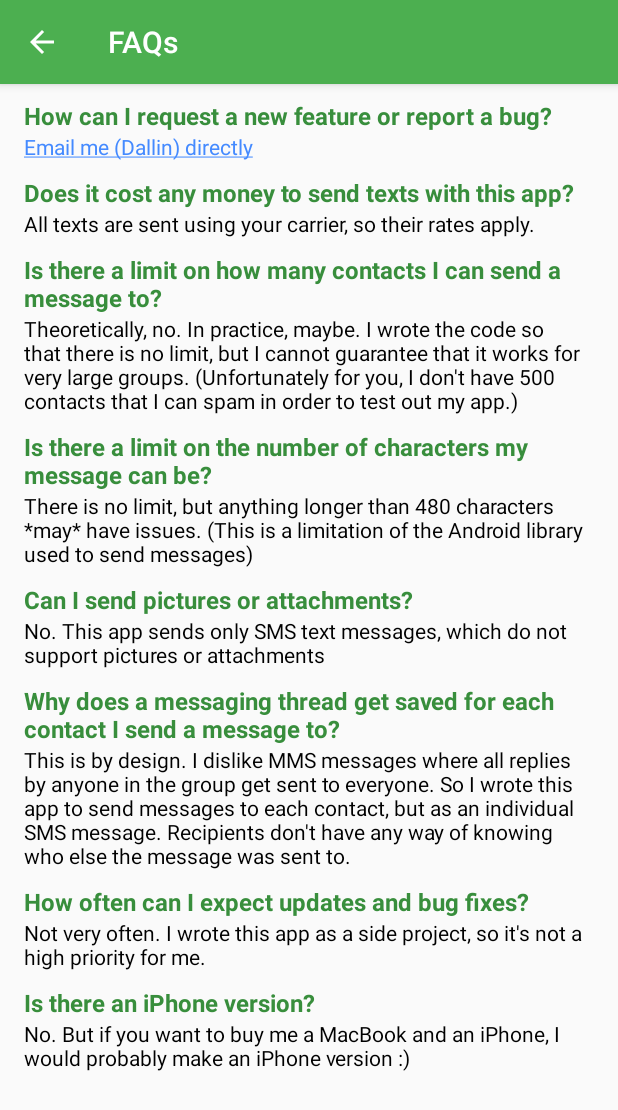
After one commit to dallinski/MassText, an Android app: the FAQs screen opened directly, with no data from a screen before it, on a phone screen of 412 x 824 dp. The commit adds this screen. Shown: the top 1110 px of the screen. Run offline under Robolectric (Android 15) with nearby library versions, the phone set to English and light mode, and no system bars.

Commit message:
FAQs page

```diff
--- a/app/src/main/AndroidManifest.xml
+++ b/app/src/main/AndroidManifest.xml
@@ -36,7 +36,6 @@
                 <category android:name="android.intent.category.LAUNCHER" />
             </intent-filter>
         </activity>
-
         <activity
             android:name=".SettingsActivity"
             android:label="@string/title_activity_settings"
@@ -46,7 +45,6 @@
                 android:name="android.support.PARENT_ACTIVITY"
                 android:value="com.dallinc.masstexter.MainActivity" />
         </activity>
-
         <activity
             android:name=".templates.EditTemplate"
             android:label="@string/title_activity_edit_template"
@@ -56,7 +54,6 @@
                 android:name="android.support.PARENT_ACTIVITY"
                 android:value="com.dallinc.masstexter.MainActivity" />
         </activity>
-
         <activity
             android:name=".messaging.Compose"
             android:label="@string/title_activity_compose"
@@ -66,7 +63,6 @@
                 android:name="android.support.PARENT_ACTIVITY"
                 android:value="com.dallinc.masstexter.MainActivity" />
         </activity>
-
         <activity
             android:name="contactpicker.ContactManager"
             android:configChanges="orientation|screenSize"
@@ -89,16 +85,24 @@
                 android:name="android.support.PARENT_ACTIVITY"
                 android:value="com.dallinc.masstexter.MainActivity" />
         </activity>
-
         <activity
             android:name=".Donate"
             android:label="@string/title_activity_donate"
-            android:parentActivityName=".MainActivity" >
+            android:parentActivityName=".MainActivity"
+            android:screenOrientation="portrait" >
             <meta-data
                 android:name="android.support.PARENT_ACTIVITY"
                 android:value="com.dallinc.masstexter.MainActivity" />
         </activity>
-
+        <activity
+            android:name=".FAQs"
+            android:label="@string/title_activity_faqs"
+            android:parentActivityName=".MainActivity"
+            android:screenOrientation="portrait" >
+            <meta-data
+                android:name="android.support.PARENT_ACTIVITY"
+                android:value="com.dallinc.masstexter.MainActivity" />
+        </activity>
     </application>
 
 </manifest>
--- /dev/null
+++ b/app/src/main/java/com/dallinc/masstexter/FAQs.java
@@ -0,0 +1,24 @@
+package com.dallinc.masstexter;
+
+import android.support.v7.app.ActionBarActivity;
+import android.os.Bundle;
+import android.text.Html;
+import android.text.method.LinkMovementMethod;
+import android.view.Menu;
+import android.view.MenuItem;
+import android.widget.TextView;
+
+
+public class FAQs extends ActionBarActivity {
+
+    @Override
+    protected void onCreate(Bundle savedInstanceState) {
+        super.onCreate(savedInstanceState);
+        setContentView(R.layout.activity_faqs);
+
+        TextView emailView = (TextView) findViewById(R.id.emailLink);
+        emailView.setLinksClickable(true);
+        emailView.setText(Html.fromHtml("<a href=\"mailto:dallin.christensen+masstext@gmail.com\">Email me (Dallin) directly</a>"));
+        emailView.setMovementMethod(LinkMovementMethod.getInstance());
+    }
+}
--- a/app/src/main/java/com/dallinc/masstexter/MainActivity.java
+++ b/app/src/main/java/com/dallinc/masstexter/MainActivity.java
@@ -84,6 +84,10 @@ public class MainActivity extends ActionBarActivity {
             Intent intent = new Intent(this, Donate.class);
             startActivity(intent);
             return true;
+        } else if (id == R.id.action_faq) {
+            Intent intent = new Intent(this, FAQs.class);
+            startActivity(intent);
+            return true;
         } else if (id == R.id.action_show_change_log) {
             openDialogFragment(new DialogMaterialFragment());
             return true;
--- /dev/null
+++ b/app/src/main/res/layout/activity_faqs.xml
@@ -0,0 +1,139 @@
+<ScrollView xmlns:android="http://schemas.android.com/apk/res/android"
+    xmlns:tools="http://schemas.android.com/tools"
+    android:layout_width="match_parent"
+    android:layout_height="match_parent">
+
+    <LinearLayout
+        android:layout_width="match_parent"
+        android:layout_height="match_parent"
+        android:paddingLeft="@dimen/activity_horizontal_margin"
+        android:paddingRight="@dimen/activity_horizontal_margin"
+        android:paddingBottom="@dimen/activity_horizontal_margin"
+        android:orientation="vertical"
+        android:layout_marginTop="10dp"
+        android:layout_marginBottom="10dp"
+        tools:context="com.dallinc.masstexter.FAQs">
+
+        <TextView
+            android:text="How can I request a new feature or report a bug?"
+            android:textSize="16dp"
+            android:textStyle="bold"
+            android:textColor="@color/colorPrimaryDark"
+            android:layout_width="wrap_content"
+            android:layout_height="wrap_content" />
+
+        <TextView
+            android:id="@+id/emailLink"
+            android:textColorLink="@color/colorAccent"
+            android:layout_marginBottom="10dp"
+            android:layout_width="wrap_content"
+            android:layout_height="wrap_content" />
+
+        <TextView
+            android:text="Does it cost any money to send texts with this app?"
+            android:textSize="16dp"
+            android:textStyle="bold"
+            android:textColor="@color/colorPrimaryDark"
+            android:layout_width="wrap_content"
+            android:layout_height="wrap_content" />
+
+        <TextView
+            android:text="All texts are sent using your carrier, so their rates apply."
+            android:textColor="@color/black"
+            android:layout_marginBottom="10dp"
+            android:layout_width="wrap_content"
+            android:layout_height="wrap_content" />
+
+        <TextView
+            android:text="Is there a limit on how many contacts I can send a message to?"
+            android:textSize="16dp"
+            android:textStyle="bold"
+            android:textColor="@color/colorPrimaryDark"
+            android:layout_width="wrap_content"
+            android:layout_height="wrap_content" />
+
+        <TextView
+            android:text="Theoretically, no. In practice, maybe. I wrote the code so that there is no limit, but I cannot guarantee that it works for very large groups. (Unfortunately for you, I don't have 500 contacts that I can spam in order to test out my app.)"
+            android:textColor="@color/black"
+            android:layout_marginBottom="10dp"
+            android:layout_width="wrap_content"
+            android:layout_height="wrap_content" />
+
+        <TextView
+            android:text="Is there a limit on the number of characters my message can be?"
+            android:textSize="16dp"
+            android:textStyle="bold"
+            android:textColor="@color/colorPrimaryDark"
+            android:layout_width="wrap_content"
+            android:layout_height="wrap_content" />
+
+        <TextView
+            android:text="There is no limit, but anything longer than 480 characters *may* have issues. (This is a limitation of the Android library used to send messages)"
+            android:textColor="@color/black"
+            android:layout_marginBottom="10dp"
+            android:layout_width="wrap_content"
+            android:layout_height="wrap_content" />
+
+        <TextView
+            android:text="Can I send pictures or attachments?"
+            android:textSize="16dp"
+            android:textStyle="bold"
+            android:textColor="@color/colorPrimaryDark"
+            android:layout_width="wrap_content"
+            android:layout_height="wrap_content" />
+
+        <TextView
+            android:text="No. This app sends only SMS text messages, which do not support pictures or attachments"
+            android:textColor="@color/black"
+            android:layout_marginBottom="10dp"
+            android:layout_width="wrap_content"
+            android:layout_height="wrap_content" />
+
+        <TextView
+            android:text="Why does a messaging thread get saved for each contact I send a message to?"
+            android:textSize="16dp"
+            android:textStyle="bold"
+            android:textColor="@color/colorPrimaryDark"
+            android:layout_width="wrap_content"
+            android:layout_height="wrap_content" />
+
+        <TextView
+            android:text="This is by design. I dislike MMS messages where all replies by anyone in the group get sent to everyone. So I wrote this app to send messages to each contact, but as an individual SMS message. Recipients don't have any way of knowing who else the message was sent to."
+            android:textColor="@color/black"
+            android:layout_marginBottom="10dp"
+            android:layout_width="wrap_content"
+            android:layout_height="wrap_content" />
+
+        <TextView
+            android:text="How often can I expect updates and bug fixes?"
+            android:textSize="16dp"
+            android:textStyle="bold"
+            android:textColor="@color/colorPrimaryDark"
+            android:layout_width="wrap_content"
+            android:layout_height="wrap_content" />
+
+        <TextView
+            android:text="Not very often. I wrote this app as a side project, so it's not a high priority for me."
+            android:textColor="@color/black"
+            android:layout_marginBottom="10dp"
+            android:layout_width="wrap_content"
+            android:layout_height="wrap_content" />
+
+        <TextView
+            android:text="Is there an iPhone version?"
+            android:textSize="16dp"
+            android:textStyle="bold"
+            android:textColor="@color/colorPrimaryDark"
+            android:layout_width="wrap_content"
+            android:layout_height="wrap_content" />
+
+        <TextView
+            android:text="No. But if you want to buy me a MacBook and an iPhone, I would probably make an iPhone version :)"
+            android:textColor="@color/black"
+            android:layout_marginBottom="10dp"
+            android:layout_width="wrap_content"
+            android:layout_height="wrap_content" />
+
+    </LinearLayout>
+
+</ScrollView>
--- a/app/src/main/res/menu/menu_main.xml
+++ b/app/src/main/res/menu/menu_main.xml
@@ -15,9 +15,15 @@
         app:showAsAction="never" />
 
     <item
-        android:id="@+id/action_show_change_log"
-        android:title="@string/action_show_change_log"
+        android:id="@+id/action_faq"
+        android:title="@string/title_activity_faqs"
         android:orderInCategory="102"
         app:showAsAction="never" />
 
+    <item
+        android:id="@+id/action_show_change_log"
+        android:title="@string/action_show_change_log"
+        android:orderInCategory="103"
+        app:showAsAction="never" />
+
 </menu>
--- a/app/src/main/res/values/colors.xml
+++ b/app/src/main/res/values/colors.xml
@@ -4,6 +4,7 @@
     <color name="white_semi_transparent">#B2FFFFFF</color>
     <color name="background">#e5e5e5</color>
     <color name="half_black">#808080</color>
+    <color name="black">#000000</color>
     <color name="white">#fafafa</color>
     <color name="white_pressed">#f1f1f1</color>
 
--- a/app/src/main/res/values/strings.xml
+++ b/app/src/main/res/values/strings.xml
@@ -9,6 +9,7 @@
     <string name="title_activity_edit_template">Edit Template</string>
     <string name="title_activity_compose">Compose</string>
     <string name="title_activity_donate">Donate</string>
+    <string name="title_activity_faqs">FAQs</string>
     <string name="action_settings">Settings</string>
     <string name="action_donate">Donate</string>
     <string name="action_show_change_log">Show Change Log</string>
```
